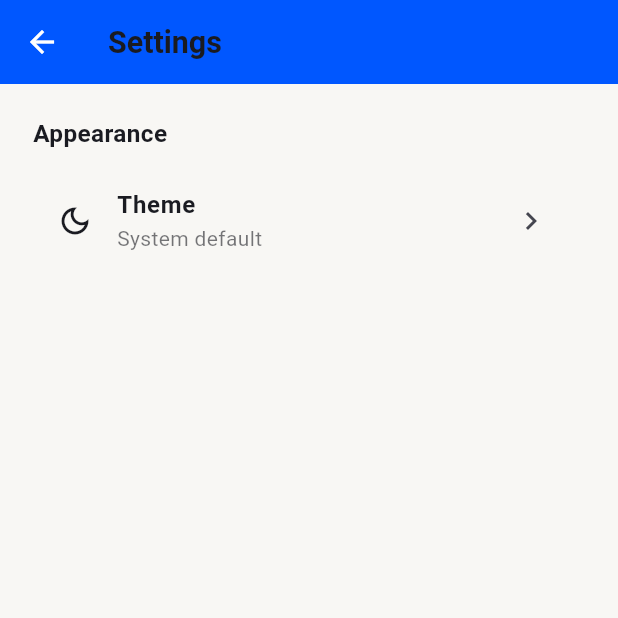
After one commit to AhmedMaresh/my_student_app, a Flutter app: the screen it shows after launch, after a tap on the "menu" icon, after a tap on "Settings", on a phone screen of 412 x 824 dp, the top half of it. The commit adds this screen. Run offline on Flutter 3.47's test engine with Material 3 defaults, Android fonts, the phone set to English and light mode, and no system bars; our stand-ins replace bloc, dio, flutter_bloc, flutter_screenutil, flutter_slidable, freezed_annotation and 3 more; generated files the repository leaves out were written again; network calls fail.

Commit message:
add setting feature(ui, logic). add switch light/dark theme. save the theme with shared preferences. add drawer to students screeen.

```diff
--- a/lib/core/routing/app_router.dart
+++ b/lib/core/routing/app_router.dart
@@ -13,6 +13,7 @@ import 'package:my_student_app/features/manage_student/logic/cubit/delete_studen
 import 'package:my_student_app/features/manage_student/logic/cubit/student_cubit/students_cubit.dart';
 import 'package:my_student_app/features/manage_student/ui/student_details_screen.dart';
 import 'package:my_student_app/features/manage_student/ui/student_screen.dart';
+import 'package:my_student_app/features/settings/ui/settings_screen.dart';
 import 'package:my_student_app/features/update_student/data/repos/update_student_repo.dart';
 import 'package:my_student_app/features/update_student/logic/cubit/update_student_cubit.dart';
 
@@ -59,6 +60,8 @@ class AppRouter {
             child: const AddStudentScreen(),
           ),
         );
+      case Routes.settingsScreen:
+        return MaterialPageRoute(builder: (_) => const SettingsScreen());
       default:
         return null;
     }
--- a/lib/core/routing/routes.dart
+++ b/lib/core/routing/routes.dart
@@ -2,4 +2,5 @@ class Routes {
   static const String studentsScreen = '/students';
   static const String studentDetailsScreen = '/student-details';
   static const String addStudentScreen = '/add-student-screen';
+  static const String settingsScreen = '/settings';
 }
--- a/lib/core/themes/app_theme.dart
+++ b/lib/core/themes/app_theme.dart
@@ -15,6 +15,10 @@ class AppTheme {
       elevation: 0,
     ),
     cardColor: ColorsManager.lightCard,
+    floatingActionButtonTheme: const FloatingActionButtonThemeData(
+      backgroundColor: ColorsManager.primaryBlue,
+      foregroundColor: ColorsManager.white,
+    ),
   );
 
   static ThemeData darkTheme = ThemeData(
@@ -30,5 +34,9 @@ class AppTheme {
       elevation: 0,
     ),
     cardColor: ColorsManager.darkCard,
+    floatingActionButtonTheme: const FloatingActionButtonThemeData(
+      backgroundColor: ColorsManager.primaryBlue,
+      foregroundColor: ColorsManager.white,
+    ),
   );
 }
--- a/lib/core/themes/styles.dart
+++ b/lib/core/themes/styles.dart
@@ -9,9 +9,9 @@ class Styles {
     color: ColorsManager.primaryBlue,
   );
 
-  static TextStyle font20PrimaryBlueBold = TextStyle(
+  static TextStyle font20WhiteBold = TextStyle(
     fontSize: 20.sp,
-    color: ColorsManager.primaryBlue,
+    color: ColorsManager.white,
     fontWeight: FontWeight.bold,
   );
 
--- a/lib/features/add_student/ui/add_student_screen.dart
+++ b/lib/features/add_student/ui/add_student_screen.dart
@@ -31,7 +31,7 @@ class _AddStudentScreenState extends State<AddStudentScreen> {
         backgroundColor: ColorsManager.primaryBlue,
         foregroundColor: ColorsManager.white,
         elevation: 0,
-        title: Text('Add Student', style: Styles.font20PrimaryBlueBold),
+        title: Text('Add Student', style: Styles.font20WhiteBold),
       ),
       body: Padding(
         padding: EdgeInsets.all(20.w),
--- a/lib/features/manage_student/ui/student_details_screen.dart
+++ b/lib/features/manage_student/ui/student_details_screen.dart
@@ -36,9 +36,7 @@ class _StudentDetailsScreenState extends State<StudentDetailsScreen> {
         elevation: 0,
         title: Text(
           'Student Details',
-          style: Styles.font20PrimaryBlueBold.copyWith(
-            color: ColorsManager.white,
-          ),
+          style: Styles.font20WhiteBold.copyWith(color: ColorsManager.white),
         ),
         actions: [
           IconButton(
--- a/lib/features/manage_student/ui/student_screen.dart
+++ b/lib/features/manage_student/ui/student_screen.dart
@@ -1,10 +1,12 @@
 import 'package:flutter/material.dart';
 import 'package:flutter_bloc/flutter_bloc.dart';
+import 'package:flutter_screenutil/flutter_screenutil.dart';
 import 'package:my_student_app/core/helpers/extensions.dart';
 import 'package:my_student_app/core/helpers/spacing.dart';
 import 'package:my_student_app/core/routing/routes.dart';
 import 'package:my_student_app/core/themes/colors_manager.dart';
 import 'package:my_student_app/features/manage_student/logic/cubit/student_cubit/students_cubit.dart';
+import 'package:my_student_app/features/manage_student/ui/widgets/student_screen/drawer_item.dart';
 import 'package:my_student_app/features/manage_student/ui/widgets/student_screen/greeting_header.dart';
 import 'package:my_student_app/features/manage_student/ui/widgets/student_screen/student_search_bar.dart';
 import 'package:my_student_app/features/manage_student/ui/widgets/student_screen/students_bloc.dart';
@@ -15,6 +17,35 @@ class StudentsScreen extends StatelessWidget {
   @override
   Widget build(BuildContext context) {
     return Scaffold(
+      endDrawer: Drawer(
+        backgroundColor: Theme.of(context).scaffoldBackgroundColor,
+        child: SafeArea(
+          child: Column(
+            children: [
+              Padding(
+                padding: EdgeInsets.symmetric(vertical: 30.h),
+                child: Icon(
+                  Icons.school_outlined,
+                  size: 70.sp,
+                  color: ColorsManager.primaryBlue,
+                ),
+              ),
+              Padding(
+                padding: EdgeInsets.symmetric(horizontal: 25.w),
+                child: Divider(color: Theme.of(context).dividerColor),
+              ),
+              DrawerItem(
+                title: 'Settings',
+                icon: Icons.settings,
+                onPressed: () {
+                  Navigator.pop(context);
+                  context.pushNamed(Routes.settingsScreen);
+                },
+              ),
+            ],
+          ),
+        ),
+      ),
       floatingActionButtonLocation: FloatingActionButtonLocation.centerFloat,
       floatingActionButton: FloatingActionButton(
         shape: const CircleBorder(),
@@ -24,7 +55,7 @@ class StudentsScreen extends StatelessWidget {
             context.read<StudentsCubit>().getStudents();
           }
         },
-        child: Icon(Icons.add, color: ColorsManager.white),
+        child: Icon(Icons.add),
       ),
       body: SafeArea(
         child: Column(
--- a/lib/features/manage_student/ui/widgets/student_screen/greeting_header.dart
+++ b/lib/features/manage_student/ui/widgets/student_screen/greeting_header.dart
@@ -12,12 +12,17 @@ class GreetingHeader extends StatelessWidget {
 
     return Padding(
       padding: EdgeInsets.symmetric(vertical: 20.h, horizontal: 20.w),
+      child: Row(
+        children: [
+          Expanded(
             child: Column(
               crossAxisAlignment: CrossAxisAlignment.start,
               children: [
                 Text(
                   'Good Evening 👋',
-            style: Styles.font28PrimaryBlueBold.copyWith(color: textColor),
+                  style: Styles.font28PrimaryBlueBold.copyWith(
+                    color: textColor,
+                  ),
                 ),
                 verticalSpace(6),
                 Text(
@@ -28,6 +33,19 @@ class GreetingHeader extends StatelessWidget {
                 ),
               ],
             ),
+          ),
+          Builder(
+            builder: (context) {
+              return IconButton(
+                onPressed: () {
+                  Scaffold.of(context).openEndDrawer();
+                },
+                icon: const Icon(Icons.menu),
+              );
+            },
+          ),
+        ],
+      ),
     );
   }
 }
--- /dev/null
+++ b/lib/features/settings/logic/cubit/theme_cubit.dart
@@ -0,0 +1,29 @@
+import 'package:flutter/material.dart';
+import 'package:flutter_bloc/flutter_bloc.dart';
+import 'package:shared_preferences/shared_preferences.dart';
+
+class ThemeCubit extends Cubit<ThemeMode> {
+  ThemeCubit() : super(ThemeMode.system) {
+    _loadTheme();
+  }
+
+  static const String _themeKey = 'theme_mode';
+
+  Future<void> _loadTheme() async {
+    final prefs = await SharedPreferences.getInstance();
+    final themeIndex = prefs.getInt(_themeKey);
+
+    if (themeIndex == null) return;
+
+    if (state != ThemeMode.system) return;
+
+    emit(ThemeMode.values[themeIndex]);
+  }
+
+  Future<void> setTheme(ThemeMode themeMode) async {
+    emit(themeMode);
+
+    final prefs = await SharedPreferences.getInstance();
+    await prefs.setInt(_themeKey, themeMode.index);
+  }
+}
--- /dev/null
+++ b/lib/features/settings/ui/settings_screen.dart
@@ -0,0 +1,44 @@
+import 'package:flutter/material.dart';
+import 'package:flutter_screenutil/flutter_screenutil.dart';
+import 'package:my_student_app/core/helpers/spacing.dart';
+import 'package:my_student_app/features/settings/ui/widgets/theme_setting_item.dart';
+
+class SettingsScreen extends StatelessWidget {
+  const SettingsScreen({super.key});
+
+  @override
+  Widget build(BuildContext context) {
+    final textColor = Theme.of(context).textTheme.bodyLarge?.color;
+
+    return Scaffold(
+      appBar: AppBar(
+        title: Text(
+          'Settings',
+          style: TextStyle(
+            fontSize: 20.sp,
+            fontWeight: FontWeight.bold,
+            color: textColor,
+          ),
+        ),
+      ),
+      body: Padding(
+        padding: EdgeInsets.all(20.w),
+        child: Column(
+          crossAxisAlignment: CrossAxisAlignment.start,
+          children: [
+            Text(
+              'Appearance',
+              style: TextStyle(
+                fontSize: 16.sp,
+                fontWeight: FontWeight.bold,
+                color: textColor,
+              ),
+            ),
+            verticalSpace(10),
+            const ThemeSettingItem(),
+          ],
+        ),
+      ),
+    );
+  }
+}
--- /dev/null
+++ b/lib/features/settings/ui/widgets/theme_setting_item.dart
@@ -0,0 +1,82 @@
+import 'package:flutter/material.dart';
+import 'package:flutter_bloc/flutter_bloc.dart';
+import 'package:my_student_app/features/settings/logic/cubit/theme_cubit.dart';
+
+class ThemeSettingItem extends StatelessWidget {
+  const ThemeSettingItem({super.key});
+
+  @override
+  Widget build(BuildContext context) {
+    final textColor = Theme.of(context).textTheme.bodyLarge?.color;
+    final themeMode = context.watch<ThemeCubit>().state;
+
+    return ListTile(
+      leading: Icon(Icons.dark_mode_outlined, color: textColor),
+      title: Text(
+        'Theme',
+        style: TextStyle(color: textColor, fontWeight: FontWeight.w600),
+      ),
+      subtitle: Text(
+        _themeName(themeMode),
+        style: TextStyle(color: textColor?.withValues(alpha: 0.6)),
+      ),
+      trailing: const Icon(Icons.chevron_right),
+      onTap: () {
+        showModalBottomSheet(
+          context: context,
+          builder: (context) {
+            return Column(
+              children: [
+                _buildThemeOption(
+                  context,
+                  title: 'System default',
+                  themeMode: ThemeMode.system,
+                  currentMode: themeMode,
+                ),
+                _buildThemeOption(
+                  context,
+                  title: 'Light',
+                  themeMode: ThemeMode.light,
+                  currentMode: themeMode,
+                ),
+                _buildThemeOption(
+                  context,
+                  title: 'Dark',
+                  themeMode: ThemeMode.dark,
+                  currentMode: themeMode,
+                ),
+              ],
+            );
+          },
+        );
+      },
+    );
+  }
+
+  Widget _buildThemeOption(
+    BuildContext context, {
+    required String title,
+    required ThemeMode themeMode,
+    required ThemeMode currentMode,
+  }) {
+    return ListTile(
+      title: Text(title),
+      trailing: currentMode == themeMode ? const Icon(Icons.check) : null,
+      onTap: () {
+        context.read<ThemeCubit>().setTheme(themeMode);
+        Navigator.pop(context);
+      },
+    );
+  }
+
+  String _themeName(ThemeMode themeMode) {
+    switch (themeMode) {
+      case ThemeMode.system:
+        return 'System default';
+      case ThemeMode.light:
+        return 'Light';
+      case ThemeMode.dark:
+        return 'Dark';
+    }
+  }
+}
--- a/lib/main.dart
+++ b/lib/main.dart
@@ -1,8 +1,10 @@
 import 'package:flutter/material.dart';
+import 'package:flutter_bloc/flutter_bloc.dart';
 import 'package:flutter_screenutil/flutter_screenutil.dart';
 import 'package:my_student_app/core/routing/app_router.dart';
 import 'package:my_student_app/core/routing/routes.dart';
 import 'package:my_student_app/core/themes/app_theme.dart';
+import 'package:my_student_app/features/settings/logic/cubit/theme_cubit.dart';
 
 void main() {
   runApp(const StudentApp());
@@ -17,13 +19,21 @@ class StudentApp extends StatelessWidget {
       designSize: const Size(375, 812),
       minTextAdapt: true,
       splitScreenMode: true,
-      child: MaterialApp(
-        debugShowCheckedModeBanner: false,
-        initialRoute: Routes.studentsScreen,
-        onGenerateRoute: AppRouter().generateRoute,
-        theme: AppTheme.lightTheme,
-        darkTheme: AppTheme.darkTheme,
-        themeMode: ThemeMode.dark,
+      child: BlocProvider(
+        create: (_) => ThemeCubit(),
+        child: BlocBuilder<ThemeCubit, ThemeMode>(
+          builder: (context, themeMode) {
+            print('Theme Mode: $themeMode');
+            return MaterialApp(
+              debugShowCheckedModeBanner: false,
+              initialRoute: Routes.studentsScreen,
+              onGenerateRoute: AppRouter().generateRoute,
+              theme: AppTheme.lightTheme,
+              darkTheme: AppTheme.darkTheme,
+              themeMode: themeMode,
+            );
+          },
+        ),
       ),
     );
   }
--- a/pubspec.yaml
+++ b/pubspec.yaml
@@ -51,6 +51,7 @@ dependencies:
   #
   flutter_slidable: ^4.0.3
   bloc: ^9.2.1
+  shared_preferences: ^2.5.5
 
 dev_dependencies:
   flutter_test:
```
Also changed, not shown: lib/features/manage_student/ui/widgets/student_screen/drawer_item.dart (added, +18 -0 lines), lib/features/manage_student/ui/widgets/student_screen/empty_students_state.dart (added, +41 -0 lines), lib/features/manage_student/ui/widgets/student_screen/students_bloc.dart (+2 -5 lines), pubspec.lock, 1 other file. Lines whose indentation alone changed are shown as unchanged.
